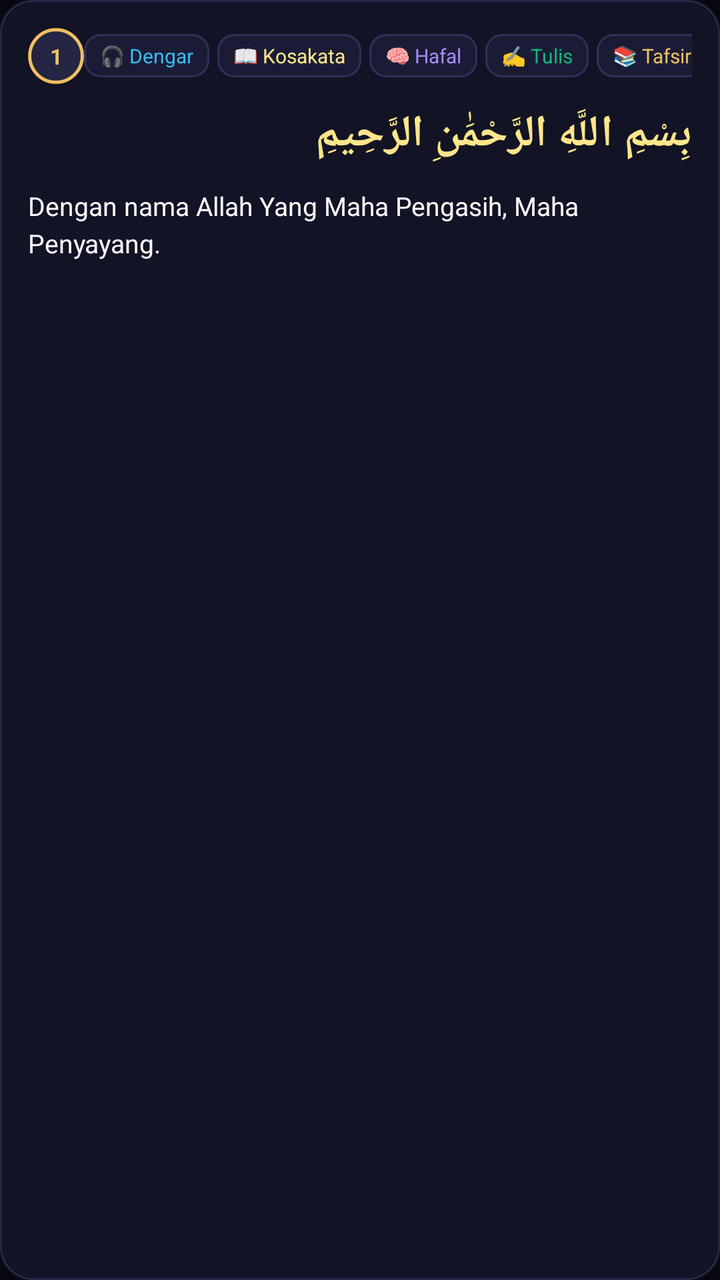
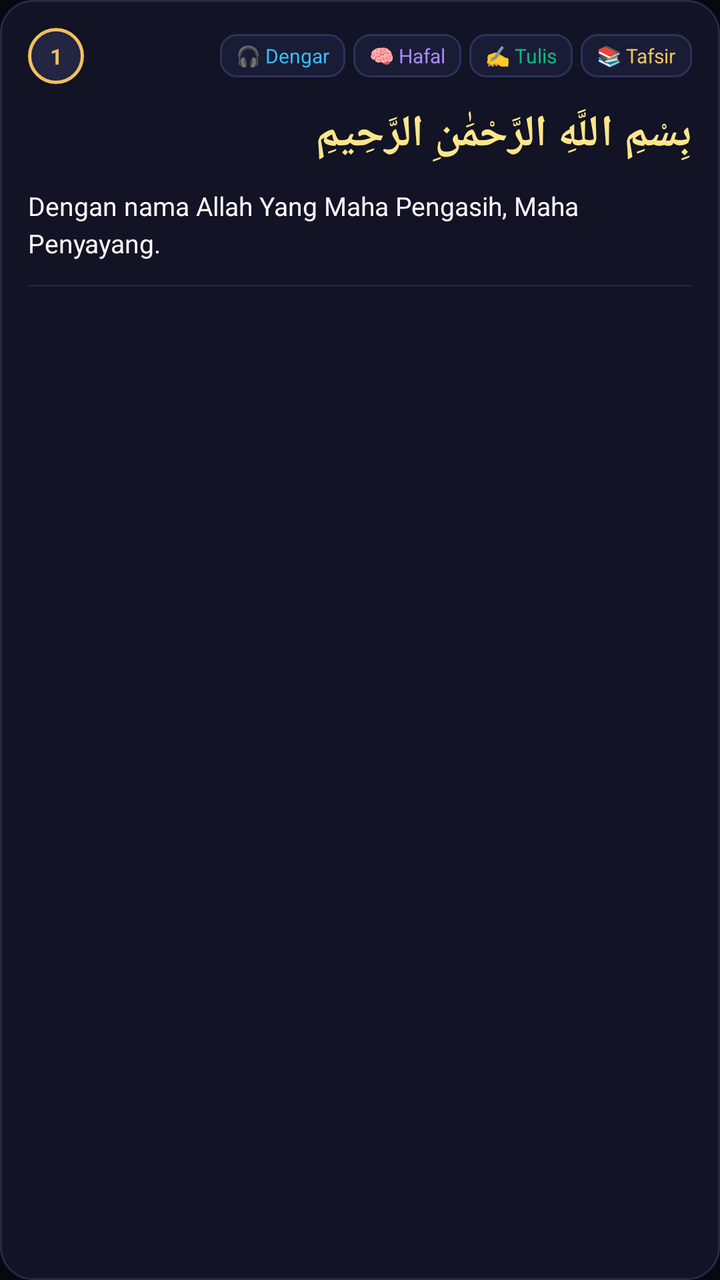

An Android layout rendered at two revisions. The XML below is the earlier revision; the diff shows what the commit changed to produce the second picture.
<!-- AndroidManifest.xml: application theme AppTheme -->
<!-- res/layout/item_ayah.xml -->
<?xml version="1.0" encoding="utf-8"?>
<LinearLayout xmlns:android="http://schemas.android.com/apk/res/android"
    android:layout_width="match_parent"
    android:layout_height="wrap_content"
    android:layout_marginHorizontal="16dp"
    android:layout_marginVertical="6dp"
    android:background="@drawable/bg_card_surah"
    android:orientation="vertical"
    android:padding="14dp">

    
    <LinearLayout
        android:layout_width="match_parent"
        android:layout_height="wrap_content"
        android:orientation="horizontal"
        android:gravity="center_vertical"
        android:paddingBottom="10dp">

        
        <TextView
            android:id="@+id/tv_ayah_number"
            android:layout_width="28dp"
            android:layout_height="28dp"
            android:background="@drawable/bg_badge_number"
            android:gravity="center"
            android:text="1"
            android:textColor="@color/gold_primary"
            android:textSize="11sp"
            android:textStyle="bold" />

        <View
            android:layout_width="0dp"
            android:layout_height="1dp"
            android:layout_weight="1" />

        
        <TextView
            android:id="@+id/btn_ayah_play"
            android:layout_width="wrap_content"
            android:layout_height="wrap_content"
            android:background="@drawable/bg_chip_action"
            android:paddingHorizontal="8dp"
            android:paddingVertical="4dp"
            android:text="🎧 Dengar"
            android:textColor="@color/cyan_accent"
            android:textSize="10sp"
            android:layout_marginEnd="4dp" />

        
        <TextView
            android:id="@+id/btn_ayah_kosakata"
            android:layout_width="wrap_content"
            android:layout_height="wrap_content"
            android:background="@drawable/bg_chip_action"
            android:paddingHorizontal="8dp"
            android:paddingVertical="4dp"
            android:text="📖 Kosakata"
            android:textColor="@color/gold_light"
            android:textSize="10sp"
            android:layout_marginEnd="4dp" />

        
        <TextView
            android:id="@+id/btn_ayah_hafal"
            android:layout_width="wrap_content"
            android:layout_height="wrap_content"
            android:background="@drawable/bg_chip_action"
            android:paddingHorizontal="8dp"
            android:paddingVertical="4dp"
            android:text="🧠 Hafal"
            android:textColor="@color/purple_accent"
            android:textSize="10sp"
            android:layout_marginEnd="4dp" />

        
        <TextView
            android:id="@+id/btn_ayah_tulis"
            android:layout_width="wrap_content"
            android:layout_height="wrap_content"
            android:background="@drawable/bg_chip_action"
            android:paddingHorizontal="8dp"
            android:paddingVertical="4dp"
            android:text="✍️ Tulis"
            android:textColor="@color/emerald"
            android:textSize="10sp"
            android:layout_marginEnd="4dp" />

        
        <TextView
            android:id="@+id/btn_ayah_pelajari"
            android:layout_width="wrap_content"
            android:layout_height="wrap_content"
            android:background="@drawable/bg_chip_action"
            android:paddingHorizontal="8dp"
            android:paddingVertical="4dp"
            android:text="📚 Tafsir"
            android:textColor="@color/gold_primary"
            android:textSize="10sp" />
    </LinearLayout>

    
    <TextView
        android:id="@+id/tv_ayah_arabic"
        android:layout_width="match_parent"
        android:layout_height="wrap_content"
        android:gravity="right"
        android:layoutDirection="rtl"
        android:textDirection="rtl"
        android:textAlignment="textStart"
        android:lineSpacingMultiplier="1.4"
        android:text="بِسْمِ اللَّهِ الرَّحْمَٰنِ الرَّحِيمِ"
        android:textColor="@color/gold_light"
        android:textSize="22sp"
        android:textStyle="bold"
        android:layout_marginBottom="12dp" />

    
    <TextView
        android:id="@+id/tv_ayah_indo"
        android:layout_width="match_parent"
        android:layout_height="wrap_content"
        android:lineSpacingMultiplier="1.2"
        android:text="Dengan nama Allah Yang Maha Pengasih, Maha Penyayang."
        android:textColor="@color/text_primary"
        android:textSize="13sp" />

</LinearLayout>
<!-- resources referenced by this layout -->
<resources>
  <color name="cyan_accent">#38BDF8</color>
  <color name="emerald">#10B981</color>
  <color name="gold_light">#FDE68A</color>
  <color name="gold_primary">#F0C060</color>
  <color name="purple_accent">#A78BFA</color>
  <color name="text_primary">#F8FAFC</color>
  <!-- drawable bg_badge_number (drawable) -->
  <?xml version="1.0" encoding="utf-8"?>
  <shape xmlns:android="http://schemas.android.com/apk/res/android"
      android:shape="oval">
      <solid android:color="#232542" />
      <stroke android:width="1.5dp" android:color="@color/gold_primary" />
  </shape>
  <!-- drawable bg_card_surah (drawable) -->
  <?xml version="1.0" encoding="utf-8"?>
  <shape xmlns:android="http://schemas.android.com/apk/res/android"
      android:shape="rectangle">
      <solid android:color="@color/bg_card" />
      <corners android:radius="16dp" />
      <stroke android:width="1dp" android:color="@color/border_color" />
  </shape>
  <!-- drawable bg_chip_action (drawable) -->
  <?xml version="1.0" encoding="utf-8"?>
  <shape xmlns:android="http://schemas.android.com/apk/res/android"
      android:shape="rectangle">
      <solid android:color="#1A1C36" />
      <corners android:radius="8dp" />
      <stroke android:width="1dp" android:color="#2E3159" />
  </shape>
  <style name="AppTheme" parent="Theme.MaterialComponents.DayNight.NoActionBar">
          <item name="colorPrimary">@color/gold_primary</item>
          <item name="colorPrimaryDark">@color/bg_main</item>
          <item name="colorAccent">@color/gold_primary</item>
          <item name="android:windowBackground">@color/bg_main</item>
          <item name="android:statusBarColor">@color/bg_main</item>
          <item name="android:navigationBarColor">@color/bg_main</item>
      </style>
  <color name="bg_card">#121324</color>
  <color name="border_color">#262847</color>
  <color name="bg_main">#080812</color>
</resources>

<!-- the commit's change to res/layout/item_ayah.xml (unified diff, before → after) -->
@@ -46,18 +46,7 @@
             android:textSize="10sp"
             android:layout_marginEnd="4dp" />
 
-        
-        <TextView
-            android:id="@+id/btn_ayah_kosakata"
-            android:layout_width="wrap_content"
-            android:layout_height="wrap_content"
-            android:background="@drawable/bg_chip_action"
-            android:paddingHorizontal="8dp"
-            android:paddingVertical="4dp"
-            android:text="📖 Kosakata"
-            android:textColor="@color/gold_light"
-            android:textSize="10sp"
-            android:layout_marginEnd="4dp" />
+
 
         
         <TextView
@@ -115,6 +104,16 @@
         android:layout_marginBottom="12dp" />
 
     
+    <com.dquran.app5d.FlowLayout
+        android:id="@+id/flow_ayah_wbw"
+        android:layout_width="match_parent"
+        android:layout_height="wrap_content"
+        android:layoutDirection="rtl"
+        android:paddingVertical="4dp"
+        android:layout_marginBottom="10dp"
+        android:visibility="gone" />
+
+    
     <TextView
         android:id="@+id/tv_ayah_indo"
         android:layout_width="match_parent"
@@ -124,4 +123,12 @@
         android:textColor="@color/text_primary"
         android:textSize="13sp" />
 
+    
+    <View
+        android:id="@+id/divider_ayah"
+        android:layout_width="match_parent"
+        android:layout_height="1dp"
+        android:background="#1E2342"
+        android:layout_marginTop="12dp" />
+
 </LinearLayout>
